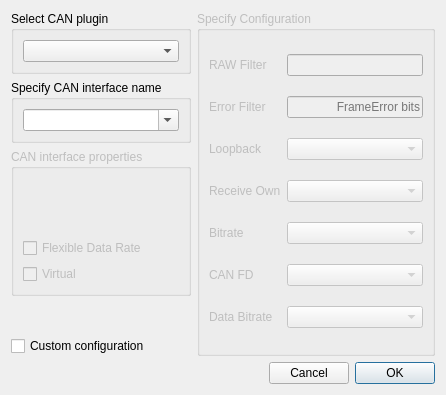
Before: the Qt Designer form qtserialbus/examples/serialbus/can/connectdialog.ui in CipSoft-Tibia/Qt5, drawn with Qt 5.
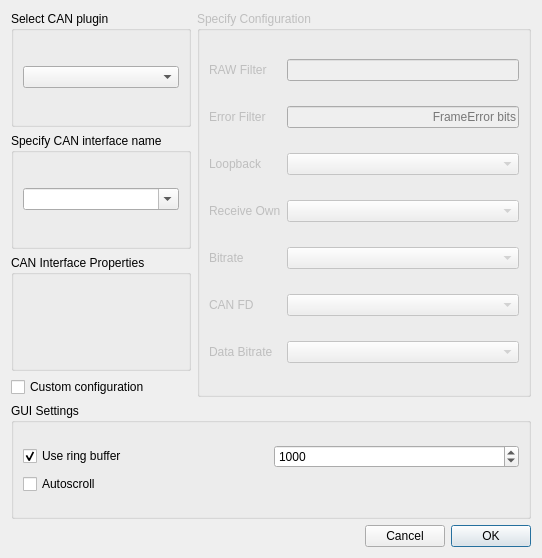
After: the same form once the commit is applied. Custom widgets are drawn as their Qt base class.

The edit to the form file:
```diff
--- a/qtserialbus/examples/serialbus/can/connectdialog.ui
+++ b/qtserialbus/examples/serialbus/can/connectdialog.ui
@@ -6,54 +6,16 @@
    <rect>
     <x>0</x>
     <y>0</y>
-    <width>446</width>
-    <height>395</height>
+    <width>542</width>
+    <height>558</height>
    </rect>
   </property>
   <property name="windowTitle">
    <string>Connect</string>
   </property>
-  <layout class="QGridLayout" name="gridLayout_2">
-   <item row="5" column="0" colspan="2">
-    <layout class="QHBoxLayout" name="horizontalLayout">
-     <item>
-      <spacer name="horizontalSpacer">
-       <property name="orientation">
-        <enum>Qt::Horizontal</enum>
-       </property>
-       <property name="sizeHint" stdset="0">
-        <size>
-         <width>96</width>
-         <height>20</height>
-        </size>
-       </property>
-      </spacer>
-     </item>
-     <item>
-      <widget class="QPushButton" name="cancelButton">
-       <property name="text">
-        <string>Cancel</string>
-       </property>
-       <property name="autoDefault">
-        <bool>false</bool>
-       </property>
-      </widget>
-     </item>
-     <item>
-      <widget class="QPushButton" name="okButton">
-       <property name="text">
-        <string>OK</string>
-       </property>
-       <property name="autoDefault">
-        <bool>false</bool>
-       </property>
-       <property name="default">
-        <bool>true</bool>
-       </property>
-      </widget>
-     </item>
-    </layout>
-   </item>
+  <layout class="QGridLayout" name="gridLayout_6">
+   <item row="0" column="0">
+    <layout class="QGridLayout" name="gridLayout_5">
    <item row="0" column="0">
     <widget class="QGroupBox" name="selectPluginBox">
      <property name="title">
@@ -66,7 +28,76 @@
      </layout>
     </widget>
    </item>
-   <item row="0" column="1" rowspan="5">
+     <item row="4" column="0" colspan="2">
+      <widget class="QGroupBox" name="groupBox">
+       <property name="title">
+        <string>GUI Settings</string>
+       </property>
+       <layout class="QGridLayout" name="gridLayout_2">
+        <item row="0" column="0">
+         <layout class="QVBoxLayout" name="verticalLayout_2">
+          <item>
+           <layout class="QHBoxLayout" name="horizontalLayout_2">
+            <item>
+             <widget class="QCheckBox" name="ringBufferBox">
+              <property name="toolTip">
+               <string>&lt;html&gt;&lt;head/&gt;&lt;body&gt;&lt;p&gt;Use ring buffer in table view model&lt;/p&gt;&lt;/body&gt;&lt;/html&gt;</string>
+              </property>
+              <property name="text">
+               <string>Use ring buffer</string>
+              </property>
+              <property name="checked">
+               <bool>true</bool>
+              </property>
+             </widget>
+            </item>
+            <item>
+             <widget class="QSpinBox" name="ringBufferLimitBox">
+              <property name="toolTip">
+               <string>&lt;html&gt;&lt;head/&gt;&lt;body&gt;&lt;p&gt;Limit of ring buffer in table view model&lt;/p&gt;&lt;/body&gt;&lt;/html&gt;</string>
+              </property>
+              <property name="minimum">
+               <number>10</number>
+              </property>
+              <property name="maximum">
+               <number>10000000</number>
+              </property>
+              <property name="singleStep">
+               <number>10</number>
+              </property>
+              <property name="stepType">
+               <enum>QAbstractSpinBox::AdaptiveDecimalStepType</enum>
+              </property>
+              <property name="value">
+               <number>1000</number>
+              </property>
+             </widget>
+            </item>
+           </layout>
+          </item>
+          <item>
+           <widget class="QCheckBox" name="autoscrollBox">
+            <property name="toolTip">
+             <string>&lt;html&gt;&lt;head/&gt;&lt;body&gt;&lt;p&gt;Scroll to bottom table view on each portion of received frames&lt;/p&gt;&lt;/body&gt;&lt;/html&gt;</string>
+            </property>
+            <property name="text">
+             <string>Autoscroll</string>
+            </property>
+           </widget>
+          </item>
+         </layout>
+        </item>
+       </layout>
+      </widget>
+     </item>
+     <item row="3" column="0">
+      <widget class="QCheckBox" name="useConfigurationBox">
+       <property name="text">
+        <string>Custom configuration</string>
+       </property>
+      </widget>
+     </item>
+     <item row="0" column="1" rowspan="4">
     <widget class="QGroupBox" name="configurationBox">
      <property name="enabled">
       <bool>false</bool>
@@ -159,6 +190,46 @@
      </layout>
     </widget>
    </item>
+     <item row="5" column="0" colspan="2">
+      <layout class="QHBoxLayout" name="horizontalLayout">
+       <item>
+        <spacer name="horizontalSpacer">
+         <property name="orientation">
+          <enum>Qt::Horizontal</enum>
+         </property>
+         <property name="sizeHint" stdset="0">
+          <size>
+           <width>96</width>
+           <height>20</height>
+          </size>
+         </property>
+        </spacer>
+       </item>
+       <item>
+        <widget class="QPushButton" name="cancelButton">
+         <property name="text">
+          <string>Cancel</string>
+         </property>
+         <property name="autoDefault">
+          <bool>false</bool>
+         </property>
+        </widget>
+       </item>
+       <item>
+        <widget class="QPushButton" name="okButton">
+         <property name="text">
+          <string>OK</string>
+         </property>
+         <property name="autoDefault">
+          <bool>false</bool>
+         </property>
+         <property name="default">
+          <bool>true</bool>
+         </property>
+        </widget>
+       </item>
+      </layout>
+     </item>
    <item row="1" column="0">
     <widget class="QGroupBox" name="specifyInterfaceNameBox">
      <property name="title">
@@ -175,59 +246,17 @@
      </layout>
     </widget>
    </item>
-   <item row="4" column="0">
-    <widget class="QCheckBox" name="useConfigurationBox">
-     <property name="text">
-      <string>Custom configuration</string>
-     </property>
-    </widget>
-   </item>
    <item row="2" column="0">
-    <widget class="QGroupBox" name="interfacePropertiesBox">
+      <widget class="CanBusDeviceInfoBox" name="deviceInfoBox">
      <property name="enabled">
-      <bool>false</bool>
+        <bool>true</bool>
      </property>
      <property name="title">
-      <string>CAN interface properties</string>
-     </property>
-     <layout class="QVBoxLayout" name="verticalLayout">
-      <item>
-       <widget class="QLabel" name="descriptionLabel">
-        <property name="text">
-         <string/>
-        </property>
-       </widget>
-      </item>
-      <item>
-       <widget class="QLabel" name="serialNumberLabel">
-        <property name="text">
-         <string/>
-        </property>
-       </widget>
-      </item>
-      <item>
-       <widget class="QLabel" name="channelLabel">
-        <property name="text">
-         <string/>
-        </property>
-       </widget>
-      </item>
-      <item>
-       <widget class="QCheckBox" name="isFlexibleDataRateCapable">
-        <property name="text">
-         <string>Flexible Data Rate</string>
-        </property>
-       </widget>
-      </item>
-      <item>
-       <widget class="QCheckBox" name="isVirtual">
-        <property name="text">
-         <string>Virtual</string>
+        <string>CAN Interface Properties</string>
         </property>
        </widget>
       </item>
      </layout>
-    </widget>
    </item>
   </layout>
  </widget>
@@ -237,6 +266,12 @@
    <extends>QComboBox</extends>
    <header>bitratebox.h</header>
   </customwidget>
+  <customwidget>
+   <class>CanBusDeviceInfoBox</class>
+   <extends>QGroupBox</extends>
+   <header location="global">canbusdeviceinfobox.h</header>
+   <container>1</container>
+  </customwidget>
  </customwidgets>
  <resources/>
  <connections/>
```
Lines whose indentation alone changed are shown as unchanged.
